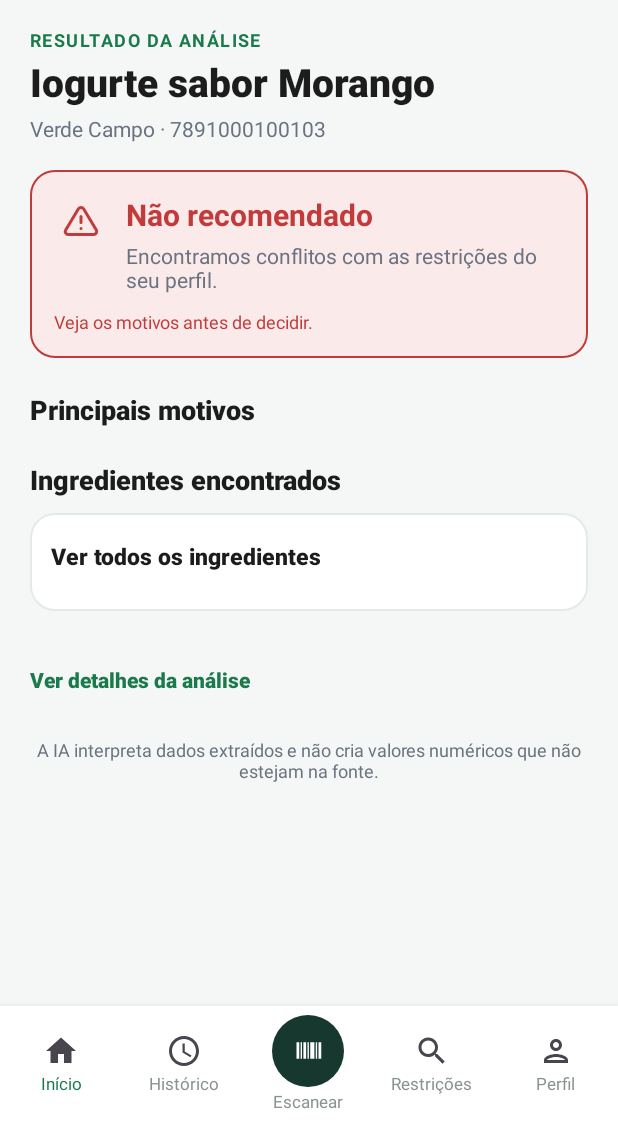
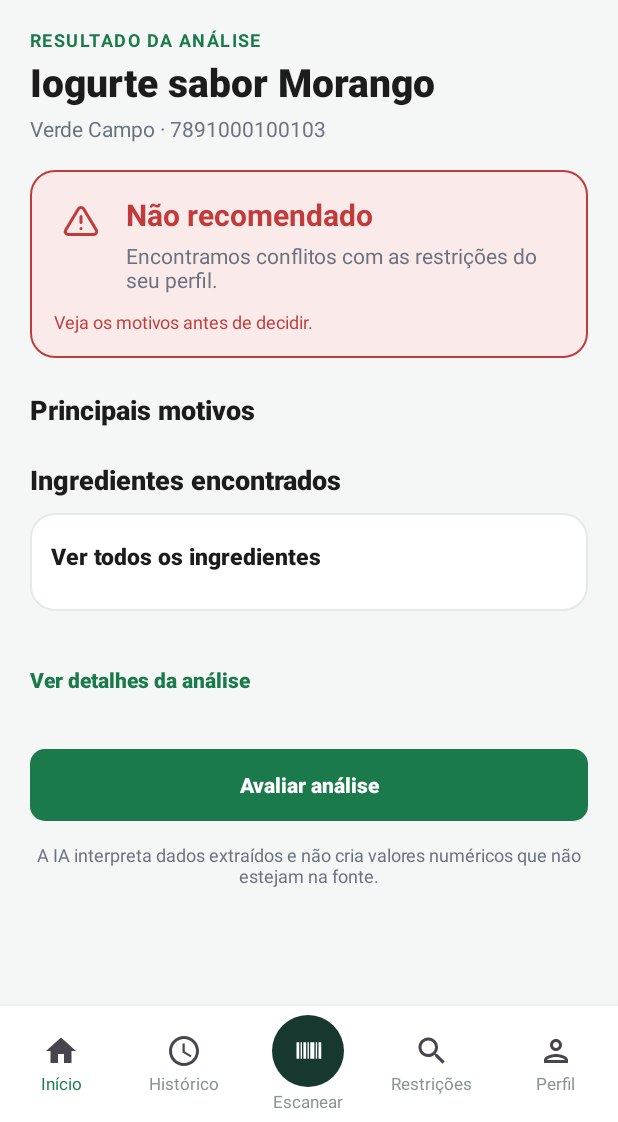
Before and after one commit to BeatrizGomes1/NutriIA, an Android app: the layout activity_resultado.xml on its own in the app's theme, with its tools: preview values and no code run, on a phone screen of 412 x 824 dp, the part 114-1236 px from its top. Run offline under Robolectric (Android 15) with nearby library versions, the phone set to English and light mode, and no system bars.

Commit message:
feat: adiciona botão Avaliar análise na tela de resultado

```diff
--- a/frontend/app/src/main/res/layout/activity_resultado.xml
+++ b/frontend/app/src/main/res/layout/activity_resultado.xml
@@ -222,6 +222,21 @@
                 android:layout_height="wrap_content"
                 android:orientation="vertical" />
 
+            <com.google.android.material.button.MaterialButton
+                android:id="@+id/btnAvaliarAnalise"
+                android:layout_width="match_parent"
+                android:layout_height="wrap_content"
+                android:layout_marginTop="22dp"
+                android:minHeight="48dp"
+                android:fontFamily="sans-serif-medium"
+                android:text="@string/rate_analysis"
+                android:textColor="@android:color/white"
+                android:textSize="14sp"
+                android:textStyle="bold"
+                android:textAllCaps="false"
+                app:backgroundTint="@color/green_primary"
+                app:cornerRadius="10dp" />
+
             <TextView
                 android:id="@+id/txtAviso"
                 android:layout_width="match_parent"
--- a/frontend/app/src/main/res/values/strings.xml
+++ b/frontend/app/src/main/res/values/strings.xml
@@ -204,4 +204,6 @@
     <string name="analysis_pending">Resultado ainda não confirmado</string>
     <string name="analysis_failed">Tentativa não concluída</string>
     <string name="analysis_unlinked">Sem análise vinculada</string>
+    <string name="rate_analysis">Avaliar análise</string>
+
 </resources>
```
